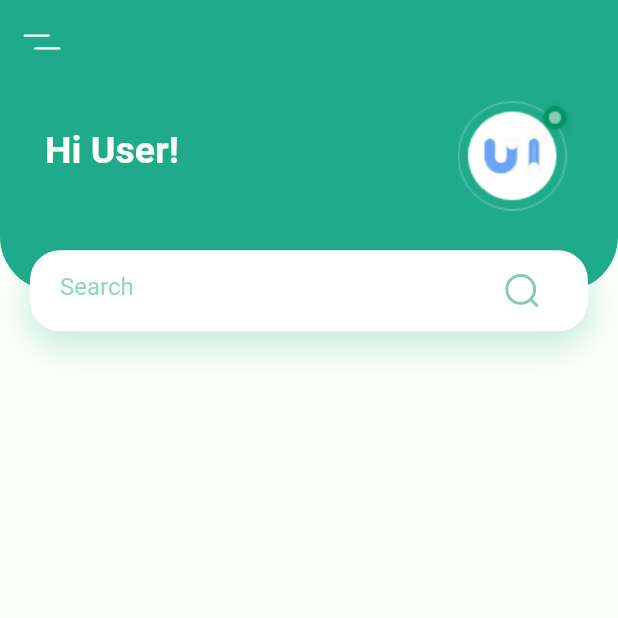
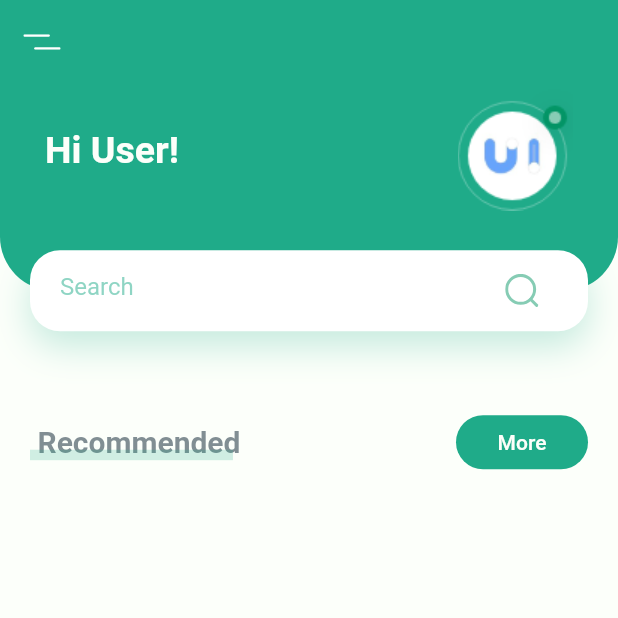
Before and after one commit to parthit/FlutterAppDev, a Flutter app: the screen it shows after launch, on a phone screen of 412 x 824 dp, the top half of it. Run offline on Flutter 3.47's test engine with Material 2 defaults, Android fonts, the phone set to English and light mode, and no system bars; our stand-ins replace flutter_svg.

Commit message:
Added title with more button

```diff
--- a/plantstore_ui/lib/screens/home/body.dart
+++ b/plantstore_ui/lib/screens/home/body.dart
@@ -1,4 +1,5 @@
 import 'package:flutter/material.dart';
+import 'package:plantstore_ui/constants.dart';
 import 'components/header_with_search.dart';
 
 class Body extends StatelessWidget {
@@ -9,8 +10,76 @@ class Body extends StatelessWidget {
       child: Column(
         children: <Widget>[
           HeaderWithSearchBar(size: size),
+          TitleWIthMoreBtn(
+            text: "More",
+            pressed: () {},
+          )
         ],
       ),
     );
   }
 }
+
+class TitleWIthMoreBtn extends StatelessWidget {
+  final String text;
+  final Function pressed;
+  TitleWIthMoreBtn({this.text, this.pressed});
+
+  @override
+  Widget build(BuildContext context) {
+    return Padding(
+      padding: const EdgeInsets.symmetric(horizontal: kDefaultPadding),
+      child: Row(
+        children: [
+          TitleWithUnderline("Recommended"),
+          Spacer(),
+          FlatButton(
+              onPressed: pressed,
+              shape: RoundedRectangleBorder(
+                  borderRadius: BorderRadius.circular(20)),
+              color: kPrimaryColor,
+              child: Text(
+                text,
+                style: TextStyle(color: kBackgroundColor),
+              ))
+        ],
+      ),
+    );
+  }
+}
+
+class TitleWithUnderline extends StatelessWidget {
+  final String text;
+  TitleWithUnderline(this.text);
+
+  @override
+  Widget build(BuildContext context) {
+    return Container(
+      height: 24,
+      child: Stack(
+        children: <Widget>[
+          Padding(
+            padding: const EdgeInsets.only(left: kDefaultPadding / 4),
+            child: Text(
+              text,
+              style: TextStyle(
+                fontSize: 20,
+                fontWeight: FontWeight.bold,
+              ),
+            ),
+          ),
+          Positioned(
+            bottom: 0,
+            left: 0,
+            right: 0,
+            child: Container(
+              margin: EdgeInsets.only(right: kDefaultPadding / 4),
+              height: 7,
+              color: kPrimaryColor.withOpacity(0.2),
+            ),
+          )
+        ],
+      ),
+    );
+  }
+}
--- a/plantstore_ui/lib/screens/home/components/header_with_search.dart
+++ b/plantstore_ui/lib/screens/home/components/header_with_search.dart
@@ -1,8 +1,6 @@
 import "package:flutter/material.dart";
 import "package:plantstore_ui/constants.dart";
 import "package:flutter_svg/flutter_svg.dart";
-
-
 
 class HeaderWithSearchBar extends StatelessWidget {
   const HeaderWithSearchBar({
@@ -72,8 +70,7 @@ class HeaderWithSearchBar extends StatelessWidget {
                 onChanged: (value) {},
                 decoration: InputDecoration(
                     hintText: "Search",
-                    hintStyle:
-                    TextStyle(color: kPrimaryColor.withOpacity(0.5)),
+                    hintStyle: TextStyle(color: kPrimaryColor.withOpacity(0.5)),
                     enabledBorder: InputBorder.none,
                     focusedBorder: InputBorder.none,
                     suffixIcon: IconButton(
```
